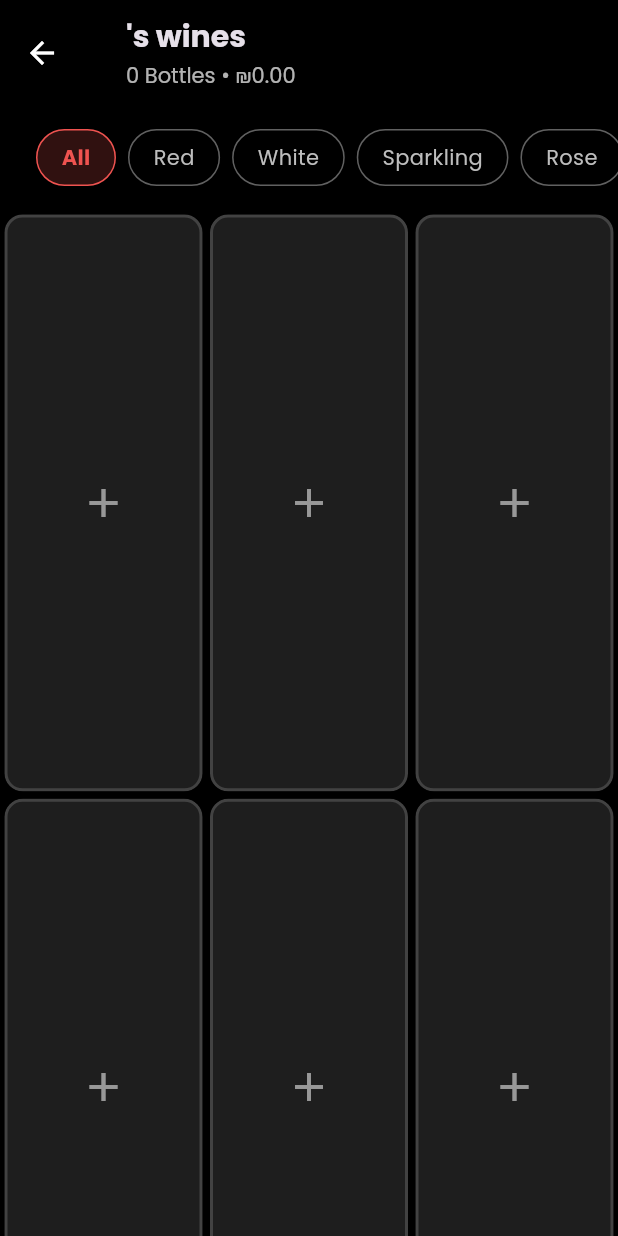
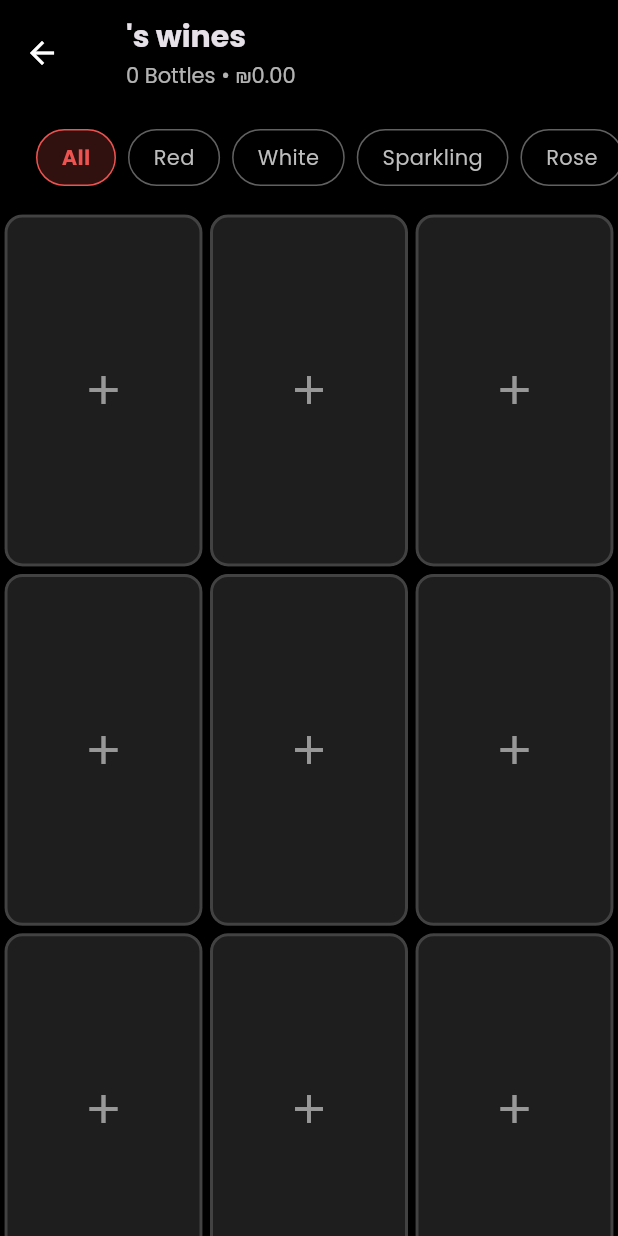
Before and after one commit to kozlovski26/WineStocker, a Flutter app: the UserCollectionScreen screen opened directly with empty values, on a phone screen of 412 x 824 dp. Run offline on Flutter 3.47's test engine with Material 3 defaults, Android fonts, the phone set to English and light mode, and no system bars; our stand-ins replace cached_network_image, camera, cloud_firestore, firebase_auth, firebase_core, firebase_storage and 3 more; accounts and stored records are empty; statements that could not run were skipped.

Commit message:
Impove DrunkWinesDialog and user_collection_screen

```diff
--- a/wine_inventory/lib/features/wine_collection/presentation/screens/user_collection_screen.dart
+++ b/wine_inventory/lib/features/wine_collection/presentation/screens/user_collection_screen.dart
@@ -7,6 +7,7 @@ import '../widgets/wine_type_button.dart';
 import '../../domain/models/wine_bottle.dart';
 import '../../domain/models/grid_settings.dart';
 import '../../data/repositories/wine_repository.dart';
+import 'package:wine_inventory/features/wine_collection/utils/wine_type_helper.dart';
 
 class UserCollectionScreen extends StatefulWidget {
   final String userId;
@@ -208,12 +209,50 @@ class _UserCollectionScreenState extends State<UserCollectionScreen>
       return const Center(child: CircularProgressIndicator());
     }
 
+    // Check if there are any bottles matching the current filter
+    bool hasMatchingBottles = false;
+    if (_selectedFilter != null) {
+      for (var row in _grid) {
+        for (var bottle in row) {
+          if (!bottle.isEmpty && bottle.type == _selectedFilter) {
+            hasMatchingBottles = true;
+            break;
+          }
+        }
+        if (hasMatchingBottles) break;
+      }
+    }
+
+    // If no matching bottles, show message
+    if (_selectedFilter != null && !hasMatchingBottles) {
+      return Center(
+        child: Column(
+          mainAxisAlignment: MainAxisAlignment.center,
+          children: [
+            Icon(
+              Icons.liquor_outlined,
+              size: 64,
+              color: Colors.grey[700],
+            ),
+            const SizedBox(height: 16),
+            Text(
+              'No ${WineTypeHelper.getTypeName(_selectedFilter!)} wines in this collection',
+              style: TextStyle(
+                fontSize: 18,
+                color: Colors.grey[500],
+              ),
+            ),
+          ],
+        ),
+      );
+    }
+
     final screenWidth = MediaQuery.of(context).size.width;
     const maxVisibleColumns = 4;
     final cardWidth = _settings!.columns <= maxVisibleColumns
         ? screenWidth / _settings!.columns
         : screenWidth / maxVisibleColumns;
-    const cardAspectRatio = 0.35;
+    final cardAspectRatio = _settings!.cardAspectRatio ?? 0.57;
 
     return SingleChildScrollView(
       scrollDirection: Axis.horizontal,
@@ -233,12 +272,25 @@ class _UserCollectionScreenState extends State<UserCollectionScreen>
           itemBuilder: (context, index) {
             final row = index ~/ _settings!.columns;
             final col = index % _settings!.columns;
+
+            if (row >= _grid.length || col >= _grid[row].length) {
+              return const SizedBox.shrink();
+            }
+
             final bottle = _grid[row][col];
 
             if (_selectedFilter != null &&
-                !bottle.isEmpty &&
-                bottle.type != _selectedFilter) {
-              return const SizedBox.shrink();
+                (bottle.isEmpty || bottle.type != _selectedFilter)) {
+              return Container(
+                color: Colors.black12,
+                child: Center(
+                  child: Icon(
+                    Icons.liquor_outlined,
+                    color: Colors.grey[700],
+                    size: 32,
+                  ),
+                ),
+              );
             }
 
             return WineBottleCard(
```
Also changed, not shown: wine_inventory/lib/features/wine_collection/presentation/dialogs/drunk_wines_dialog.dart (+75 -22 lines).
